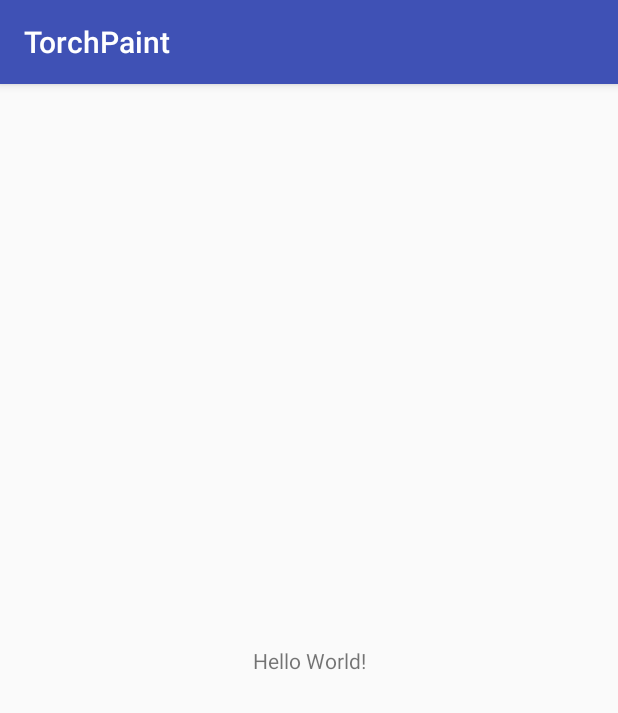
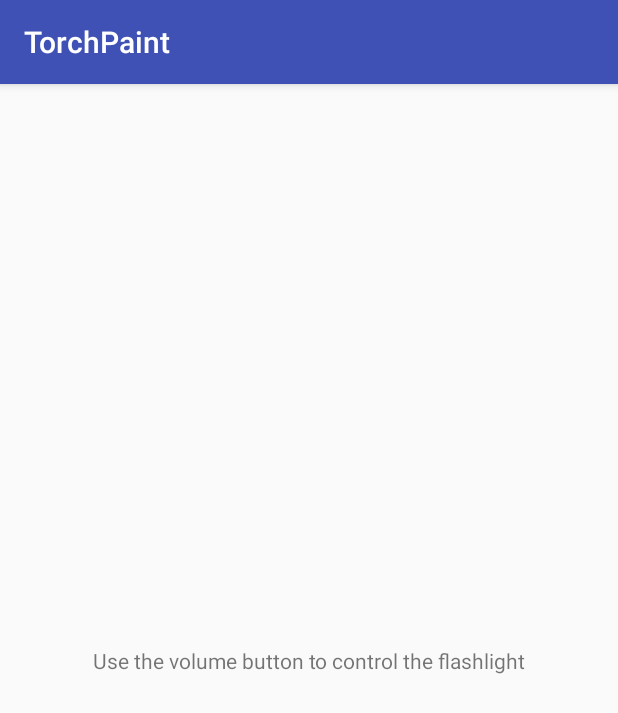
Before and after one commit to LindaBot/TorchPaint, an Android app: the screen it shows after launch (MainActivity), on a phone screen of 412 x 824 dp. Shown: the top 713 px of the screen. Run offline under Robolectric (Android 15) with nearby library versions, the phone set to English and light mode, and no system bars.

Commit message:
Added hint text in UI

```diff
--- a/app/src/main/res/layout/activity_main.xml
+++ b/app/src/main/res/layout/activity_main.xml
@@ -9,7 +9,7 @@
     <TextView
         android:layout_width="wrap_content"
         android:layout_height="wrap_content"
-        android:text="Hello World!"
+        android:text="@string/hint_text"
         app:layout_constraintBottom_toBottomOf="parent"
         app:layout_constraintLeft_toLeftOf="parent"
         app:layout_constraintRight_toRightOf="parent"
--- a/app/src/main/res/values/strings.xml
+++ b/app/src/main/res/values/strings.xml
@@ -1,3 +1,4 @@
 <resources>
     <string name="app_name">TorchPaint</string>
+    <string name="hint_text">Use the volume button to control the flashlight</string>
 </resources>
```
